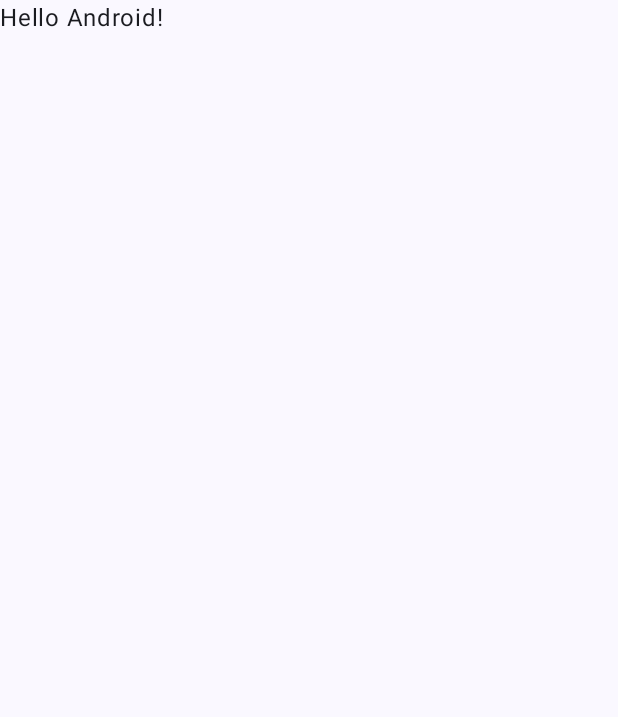
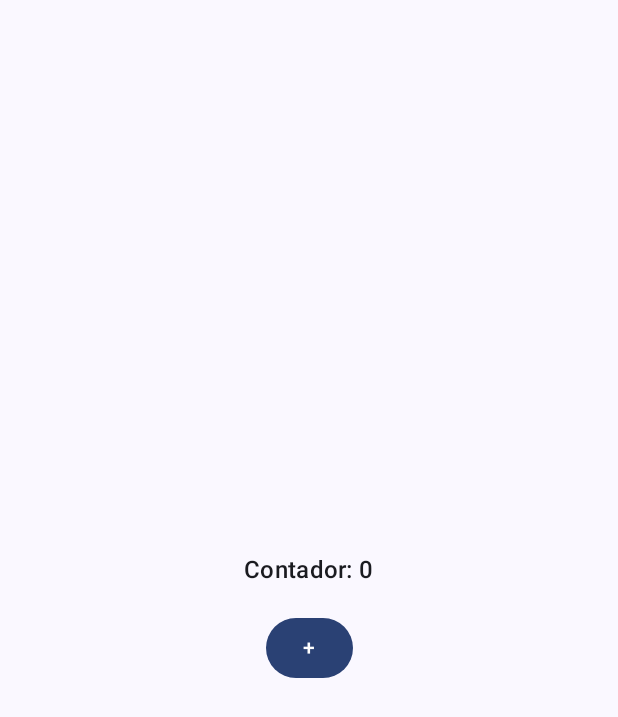
Before and after one commit to Wandy-Parzy/Wandy_p1_ap2, an Android app built with Jetpack Compose: the screen it shows after launch (MainActivity), on a phone screen of 412 x 824 dp. Before the commit the part shown is almost empty. Shown: the top 717 px of the screen. Run offline under Robolectric (Android 15) with nearby library versions, the phone set to English and light mode, and no system bars; our stand-ins replace Dagger/Hilt's generated code.

Commit message:
second commit

```diff
--- a/app/src/main/AndroidManifest.xml
+++ b/app/src/main/AndroidManifest.xml
@@ -3,6 +3,7 @@
     xmlns:tools="http://schemas.android.com/tools">
 
     <application
+        android:name=".Wandy_p1_ap2"
         android:allowBackup="true"
         android:dataExtractionRules="@xml/data_extraction_rules"
         android:fullBackupContent="@xml/backup_rules"
--- a/app/src/main/java/com/example/wandy_p1_ap2/MainActivity.kt
+++ b/app/src/main/java/com/example/wandy_p1_ap2/MainActivity.kt
@@ -8,10 +8,17 @@ import androidx.compose.material3.MaterialTheme
 import androidx.compose.material3.Surface
 import androidx.compose.material3.Text
 import androidx.compose.runtime.Composable
+import androidx.compose.runtime.collectAsState
+import androidx.compose.runtime.getValue
 import androidx.compose.ui.Modifier
 import androidx.compose.ui.tooling.preview.Preview
+import androidx.hilt.navigation.compose.hiltViewModel
+import com.example.wandy_p1_ap2.ui.counter.CounterScreen
+import com.example.wandy_p1_ap2.ui.counter.CounterViewModel
 import com.example.wandy_p1_ap2.ui.theme.Wandy_p1_ap2Theme
+import dagger.hilt.android.AndroidEntryPoint
 
+@AndroidEntryPoint
 class MainActivity : ComponentActivity() {
     override fun onCreate(savedInstanceState: Bundle?) {
         super.onCreate(savedInstanceState)
@@ -22,25 +29,14 @@ class MainActivity : ComponentActivity() {
                     modifier = Modifier.fillMaxSize(),
                     color = MaterialTheme.colorScheme.background
                 ) {
-                    Greeting("Android")
+                    val viewModel: CounterViewModel =  hiltViewModel()
+                    val counter by viewModel.counter.collectAsState(0)
+                    CounterScreen(
+                        counter = counter,
+                        onIncrement = viewModel::increment
+                    )
                 }
             }
         }
     }
 }
-
-@Composable
-fun Greeting(name: String, modifier: Modifier = Modifier) {
-    Text(
-        text = "Hello $name!",
-        modifier = modifier
-    )
-}
-
-@Preview(showBackground = true)
-@Composable
-fun GreetingPreview() {
-    Wandy_p1_ap2Theme {
-        Greeting("Android")
-    }
-}
--- /dev/null
+++ b/app/src/main/java/com/example/wandy_p1_ap2/Wandy_p1_ap2.kt
@@ -0,0 +1,7 @@
+package com.example.wandy_p1_ap2
+
+import android.app.Application
+import dagger.hilt.android.HiltAndroidApp
+@HiltAndroidApp
+class Wandy_p1_ap2: Application(){
+}
--- /dev/null
+++ b/app/src/main/java/com/example/wandy_p1_ap2/data/repository/CounterRepository.kt
@@ -0,0 +1,34 @@
+package com.example.wandy_p1_ap2.data.repository
+
+import android.content.Context
+import androidx.datastore.core.DataStore
+import androidx.datastore.preferences.core.Preferences
+import androidx.datastore.preferences.core.edit
+import androidx.datastore.preferences.core.intPreferencesKey
+import androidx.datastore.preferences.preferencesDataStore
+import kotlinx.coroutines.flow.Flow
+import kotlinx.coroutines.flow.map
+import javax.inject.Inject
+
+private const val PREFERENCE_NAME="CounterStore"
+private const val COUNTER_KEY="CounterKey"
+private val Context.dataStore: DataStore<Preferences> by preferencesDataStore(name = PREFERENCE_NAME)
+
+class CounterRepository @Inject constructor(
+    private val context: Context
+){
+    private object PreferencesKeys {
+        val COUNTER = intPreferencesKey(COUNTER_KEY)
+    }
+
+    val counter: Flow<Int> = context.dataStore.data.map { preferences ->
+        preferences[PreferencesKeys.COUNTER] ?: 0
+    }
+
+    suspend fun increment() {
+        context.dataStore.edit { preferences ->
+            val currentCounterValue = preferences[PreferencesKeys.COUNTER] ?: 0
+            preferences[PreferencesKeys.COUNTER] = currentCounterValue + 1
+        }
+    }
+}
--- /dev/null
+++ b/app/src/main/java/com/example/wandy_p1_ap2/di/AppModule.kt
@@ -0,0 +1,19 @@
+package com.example.wandy_p1_ap2.di
+
+import android.content.Context
+import com.example.wandy_p1_ap2.data.repository.CounterRepository
+import dagger.Module
+import dagger.Provides
+import dagger.hilt.InstallIn
+import dagger.hilt.android.qualifiers.ApplicationContext
+import dagger.hilt.components.SingletonComponent
+import javax.inject.Singleton
+
+@Module
+@InstallIn( SingletonComponent::class)
+object AppModule {
+
+    @Singleton
+    @Provides
+    fun providePreferences(@ApplicationContext context: Context) = CounterRepository(context)
+}
--- /dev/null
+++ b/app/src/main/java/com/example/wandy_p1_ap2/ui/counter/CounterScreen.kt
@@ -0,0 +1,29 @@
+package com.example.wandy_p1_ap2.ui.counter
+
+import androidx.compose.foundation.layout.Arrangement
+import androidx.compose.foundation.layout.Column
+import androidx.compose.foundation.layout.Spacer
+import androidx.compose.foundation.layout.fillMaxSize
+import androidx.compose.foundation.layout.height
+import androidx.compose.material3.Button
+import androidx.compose.material3.MaterialTheme
+import androidx.compose.material3.Text
+import androidx.compose.runtime.Composable
+import androidx.compose.ui.Alignment
+import androidx.compose.ui.Modifier
+import androidx.compose.ui.unit.dp
+
+@Composable
+fun CounterScreen(counter: Int, onIncrement: () -> Unit) {
+    Column(
+        modifier = Modifier.fillMaxSize(),
+        verticalArrangement = Arrangement.Center,
+        horizontalAlignment = Alignment.CenterHorizontally
+    ) {
+        Text(text = "Contador: $counter", style = MaterialTheme.typography.titleMedium)
+        Spacer(modifier = Modifier.height(16.dp))
+        Button(onClick = onIncrement) {
+            Text(text = "+")
+        }
+    }
+}
--- /dev/null
+++ b/app/src/main/java/com/example/wandy_p1_ap2/ui/counter/CounterViewModel.kt
@@ -0,0 +1,23 @@
+package com.example.wandy_p1_ap2.ui.counter
+
+import androidx.lifecycle.ViewModel
+import androidx.lifecycle.viewModelScope
+import com.example.wandy_p1_ap2.data.repository.CounterRepository
+import dagger.hilt.android.lifecycle.HiltViewModel
+import kotlinx.coroutines.flow.Flow
+import kotlinx.coroutines.launch
+import javax.inject.Inject
+
+@HiltViewModel
+class CounterViewModel @Inject constructor(
+    private val repository: CounterRepository
+) : ViewModel() {
+
+    val counter: Flow<Int> = repository.counter
+
+    fun increment() {
+        viewModelScope.launch {
+            repository.increment()
+        }
+    }
+}
```
Also changed, not shown: app/build.gradle.kts (+26 -47 lines), build.gradle.kts (+8 -2 lines).
